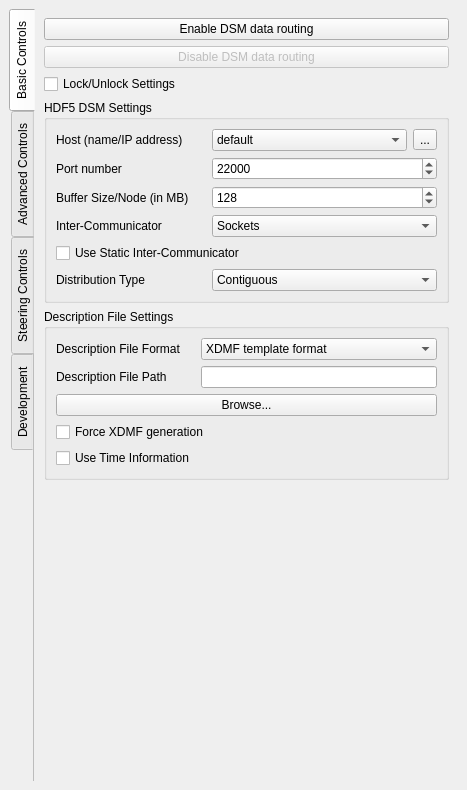
First picture: the form in pqDsmViewerPanel.ui, repository soumagne/icarus, before the edit.
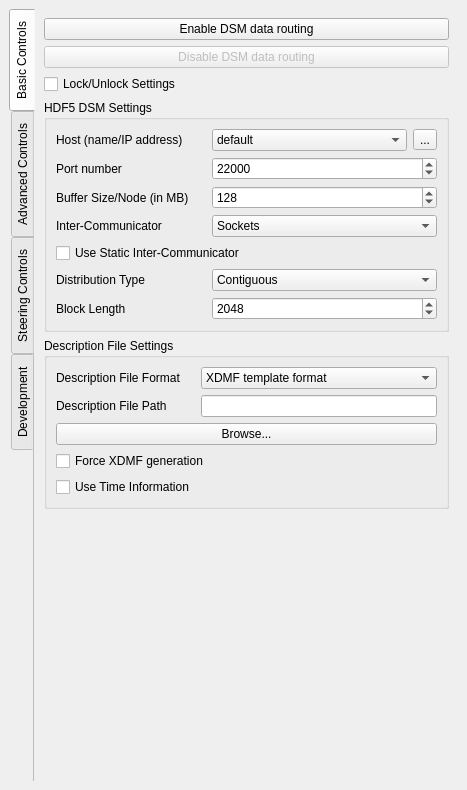
Second picture: the form after the edit. Icons and pictures are not drawn.

Commit message: Add block size option

```diff
--- a/pqDsmViewerPanel.ui
+++ b/pqDsmViewerPanel.ui
@@ -325,6 +325,29 @@
                  </item>
                 </widget>
                </item>
+               <item row="7" column="0">
+                <widget class="QLabel" name="dsmBlockLengthLabel">
+                 <property name="text">
+                  <string>Block Length</string>
+                 </property>
+                </widget>
+               </item>
+               <item row="7" column="1" colspan="2">
+                <widget class="QSpinBox" name="dsmBlockLength">
+                 <property name="minimum">
+                  <number>256</number>
+                 </property>
+                 <property name="maximum">
+                  <number>4194304</number>
+                 </property>
+                 <property name="singleStep">
+                  <number>256</number>
+                 </property>
+                 <property name="value">
+                  <number>2048</number>
+                 </property>
+                </widget>
+               </item>
               </layout>
              </widget>
             </item>
```
The commit also changes 3 other files.
